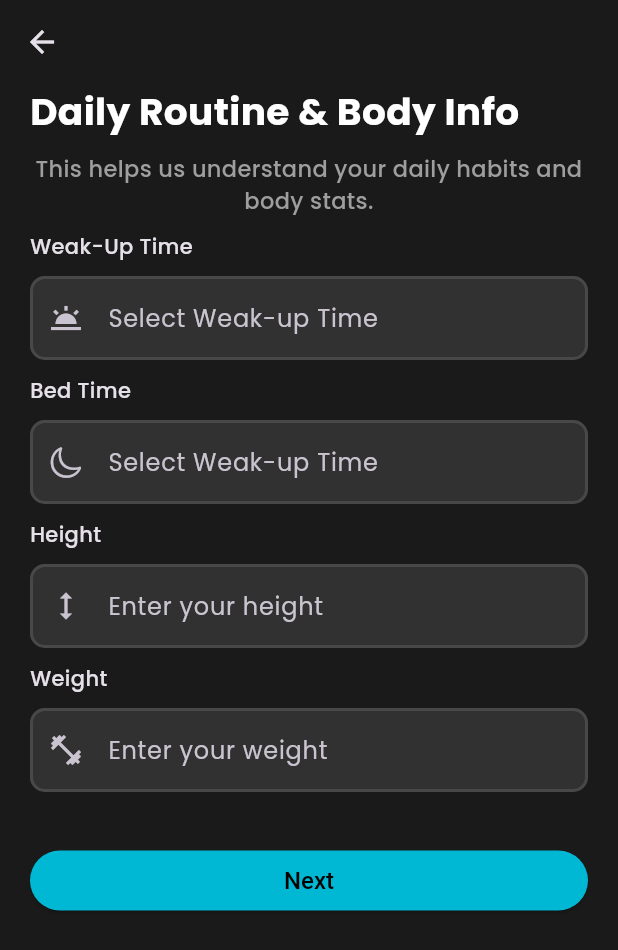
After one commit to sagardhadke/HydraTime, a Flutter app: the DailyRoutine screen opened by its route, on a phone screen of 412 x 824 dp. The commit adds this screen. Shown: the top 950 px of the screen. Run offline on Flutter 3.47's test engine with Material 3 defaults, Android fonts, the phone set to English and light mode, and no system bars; our stand-ins replace logger, shared_preferences, smooth_page_indicator; missing offline and left inert: day_night_time_picker; accounts and stored records are empty.

Commit message:
Added Daily Routine & Body info^

```diff
--- a/lib/Routes/app_routes.dart
+++ b/lib/Routes/app_routes.dart
@@ -2,6 +2,7 @@ import 'package:flutter/material.dart';
 import 'package:hydra_time/presentation/Screens/Onboarding/onBoarding.dart';
 import 'package:hydra_time/presentation/Screens/dashboard.dart';
 import 'package:hydra_time/presentation/Screens/splash_screen.dart';
+import 'package:hydra_time/presentation/Screens/userSetup/daily_routine_screen.dart';
 import 'package:hydra_time/presentation/Screens/userSetup/personal_info_screen.dart';
 
 class AppRoutes {
@@ -10,11 +11,13 @@ class AppRoutes {
   static const String onBoarding = '/onBoarding';
   static const String dashBoard = '/dashBoard';
   static const String personalInfo = '/personalInfo';
+  static const String dailyRoutine = '/dailyRoutine';
 
   static Map<String, WidgetBuilder> mRoutes = {
     AppRoutes.splash: (_) => MySplashScreen(),
     AppRoutes.onBoarding : (_) => MyOnBoardingScreen(),
     AppRoutes.dashBoard : (_) => MyDashBoard(),
-    AppRoutes.personalInfo : (_) => PersonalInfo()
+    AppRoutes.personalInfo : (_) => PersonalInfo(),
+    AppRoutes.dailyRoutine : (_) => DailyRoutine(),
   };
 }
--- /dev/null
+++ b/lib/presentation/Screens/userSetup/daily_routine_screen.dart
@@ -0,0 +1,229 @@
+import 'dart:io';
+
+import 'package:flutter/cupertino.dart';
+import 'package:flutter/material.dart';
+import 'package:hydra_time/core/constants/app_colors.dart';
+import 'package:day_night_time_picker/day_night_time_picker.dart';
+import 'package:intl/intl.dart';
+
+class DailyRoutine extends StatefulWidget {
+  const DailyRoutine({super.key});
+
+  @override
+  State<DailyRoutine> createState() => _DailyRoutineState();
+}
+
+class _DailyRoutineState extends State<DailyRoutine> {
+  TextEditingController wakeUpTimeController = TextEditingController();
+  TextEditingController bedTimeController = TextEditingController();
+  TextEditingController heightController = TextEditingController();
+  TextEditingController weightController = TextEditingController();
+
+  TimeOfDay wakeUpTime = TimeOfDay(hour: 7, minute: 0);
+  TimeOfDay bedTime = TimeOfDay(hour: 22, minute: 0);
+
+  bool isIos = false;
+
+  @override
+  void initState() {
+    super.initState();
+    isIos = Platform.isIOS;
+  }
+
+  _showTimePicker({
+    required TimeOfDay initialTime,
+    required Function(TimeOfDay) onConfirm,
+  }) {
+    Navigator.of(context).push(
+      showPicker(
+        context: context,
+        accentColor: Colors.blueAccent,
+        backgroundColor: AppColors.grey60,
+        value: Time(hour: initialTime.hour, minute: initialTime.minute),
+        is24HrFormat: false,
+        iosStylePicker: isIos,
+        okStyle: const TextStyle(
+          color: Colors.white,
+          fontWeight: FontWeight.bold,
+        ),
+        cancelStyle: const TextStyle(
+          color: Colors.white,
+          fontWeight: FontWeight.bold,
+        ),
+        onChange: (Time newTime) {
+          final picked = TimeOfDay(hour: newTime.hour, minute: newTime.minute);
+          onConfirm(picked);
+        },
+        okText: "Done",
+        cancelText: "Cancel",
+      ),
+    );
+  }
+
+  String formatTimeOfDay(TimeOfDay tod) {
+    final now = DateTime.now();
+    final dt = DateTime(now.year, now.month, now.day, tod.hour, tod.minute);
+    final format = DateFormat.jm();
+    return format.format(dt);
+  }
+
+  @override
+  Widget build(BuildContext context) {
+    return Scaffold(
+      appBar: AppBar(elevation: 0),
+      body: SingleChildScrollView(
+        padding: const EdgeInsets.symmetric(horizontal: 20),
+        child: SafeArea(
+          child: Column(
+            spacing: 10,
+            crossAxisAlignment: CrossAxisAlignment.start,
+            children: [
+              Text(
+                "Daily Routine & Body Info",
+                style: TextStyle(
+                  fontWeight: FontWeight.bold,
+                  color: AppColors.white,
+                  fontSize: 25,
+                ),
+              ),
+              Text(
+                "This helps us understand your daily habits and body stats.",
+                textAlign: TextAlign.center,
+                style: TextStyle(
+                  fontWeight: FontWeight.w500,
+                  color: Colors.grey,
+                  fontSize: 15,
+                ),
+              ),
+              Text("Weak-Up Time"),
+              TextField(
+                controller: wakeUpTimeController,
+                style: TextStyle(color: AppColors.white),
+                readOnly: true,
+                onTap: () => _showTimePicker(
+                  initialTime: wakeUpTime,
+                  onConfirm: (value) {
+                    setState(() {
+                      wakeUpTime = value;
+                      wakeUpTimeController.text = formatTimeOfDay(value);
+                    });
+                  },
+                ),
+                decoration: InputDecoration(
+                  filled: true,
+                  fillColor: AppColors.grey40,
+                  prefixIcon: Icon(Icons.wb_twilight),
+                  hintText: 'Select Weak-up Time',
+                  border: OutlineInputBorder(
+                    borderRadius: BorderRadius.circular(10),
+                    borderSide: BorderSide(color: AppColors.grey20, width: 2),
+                  ),
+                  enabledBorder: OutlineInputBorder(
+                    borderRadius: BorderRadius.circular(10),
+                    borderSide: BorderSide(color: AppColors.grey20, width: 2),
+                  ),
+                  focusedBorder: OutlineInputBorder(
+                    borderRadius: BorderRadius.circular(10),
+                    borderSide: BorderSide(color: AppColors.grey20, width: 2),
+                  ),
+                ),
+              ),
+              Text("Bed Time"),
+              TextField(
+                controller: bedTimeController,
+                style: TextStyle(color: AppColors.white),
+                readOnly: true,
+                onTap: () => _showTimePicker(
+                  initialTime: bedTime,
+                  onConfirm: (value) {
+                    setState(() {
+                      bedTime = value;
+                      bedTimeController.text = formatTimeOfDay(value);
+                    });
+                  },
+                ),
+                decoration: InputDecoration(
+                  filled: true,
+                  fillColor: AppColors.grey40,
+                  prefixIcon: Icon(CupertinoIcons.moon),
+                  hintText: 'Select Weak-up Time',
+                  border: OutlineInputBorder(
+                    borderRadius: BorderRadius.circular(10),
+                    borderSide: BorderSide(color: AppColors.grey20, width: 2),
+                  ),
+                  enabledBorder: OutlineInputBorder(
+                    borderRadius: BorderRadius.circular(10),
+                    borderSide: BorderSide(color: AppColors.grey20, width: 2),
+                  ),
+                  focusedBorder: OutlineInputBorder(
+                    borderRadius: BorderRadius.circular(10),
+                    borderSide: BorderSide(color: AppColors.grey20, width: 2),
+                  ),
+                ),
+              ),
+              Text("Height"),
+              TextField(
+                controller: heightController,
+                keyboardType: TextInputType.numberWithOptions(decimal: true),
+                style: TextStyle(color: AppColors.white),
+                maxLength: 3,
+                decoration: InputDecoration(
+                  filled: true,
+                  counterText: '',
+                  suffixText: 'cm',
+                  fillColor: AppColors.grey40,
+                  prefixIcon: Icon(Icons.height),
+                  hintText: 'Enter your height',
+                  border: OutlineInputBorder(
+                    borderRadius: BorderRadius.circular(10),
+                    borderSide: BorderSide(color: AppColors.grey20, width: 2),
+                  ),
+                  enabledBorder: OutlineInputBorder(
+                    borderRadius: BorderRadius.circular(10),
+                    borderSide: BorderSide(color: AppColors.grey20, width: 2),
+                  ),
+                  focusedBorder: OutlineInputBorder(
+                    borderRadius: BorderRadius.circular(10),
+                    borderSide: BorderSide(color: AppColors.grey20, width: 2),
+                  ),
+                ),
+              ),
+              Text("Weight"),
+              TextField(
+                controller: weightController,
+                keyboardType: TextInputType.numberWithOptions(decimal: true),
+                style: TextStyle(color: AppColors.white),
+                maxLength: 3,
+                decoration: InputDecoration(
+                  filled: true,
+                  suffixText: 'kg',
+                  counterText: '',
+                  fillColor: AppColors.grey40,
+                  prefixIcon: Icon(Icons.fitness_center),
+                  hintText: 'Enter your weight',
+                  border: OutlineInputBorder(
+                    borderRadius: BorderRadius.circular(10),
+                    borderSide: BorderSide(color: AppColors.grey20, width: 2),
+                  ),
+                  enabledBorder: OutlineInputBorder(
+                    borderRadius: BorderRadius.circular(10),
+                    borderSide: BorderSide(color: AppColors.grey20, width: 2),
+                  ),
+                  focusedBorder: OutlineInputBorder(
+                    borderRadius: BorderRadius.circular(10),
+                    borderSide: BorderSide(color: AppColors.grey20, width: 2),
+                  ),
+                ),
+              ),
+              SizedBox(height: 15),
+              SizedBox(
+                width: double.infinity,
+                child: ElevatedButton(onPressed: () {}, child: Text("Next")),
+              ),
+            ],
+          ),
+        ),
+      ),
+    );
+  }
+}
--- a/lib/presentation/Screens/userSetup/personal_info_screen.dart
+++ b/lib/presentation/Screens/userSetup/personal_info_screen.dart
@@ -2,6 +2,7 @@ import 'dart:io';
 
 import 'package:flutter/cupertino.dart';
 import 'package:flutter/material.dart';
+import 'package:hydra_time/Routes/app_routes.dart';
 import 'package:hydra_time/core/constants/app_colors.dart';
 import 'package:hydra_time/core/constants/app_data.dart';
 import 'package:hydra_time/core/services/logger_service.dart';
@@ -33,6 +34,7 @@ class _PersonalInfoState extends State<PersonalInfo> {
               spacing: 10,
               crossAxisAlignment: CrossAxisAlignment.start,
               children: [
+                SizedBox(height: 5),
                 Text(
                   "Personal Info",
                   style: TextStyle(
@@ -222,10 +224,11 @@ class _PersonalInfoState extends State<PersonalInfo> {
                             ),
                             backgroundColor: Colors.red,
                             showCloseIcon: true,
+                            duration: Duration(seconds: 1),
                           ),
                         );
-                      }else{
-
+                      } else {
+                        Navigator.pushNamed(context, AppRoutes.dailyRoutine);
                       }
                     },
                     child: Text("Next"),
```
